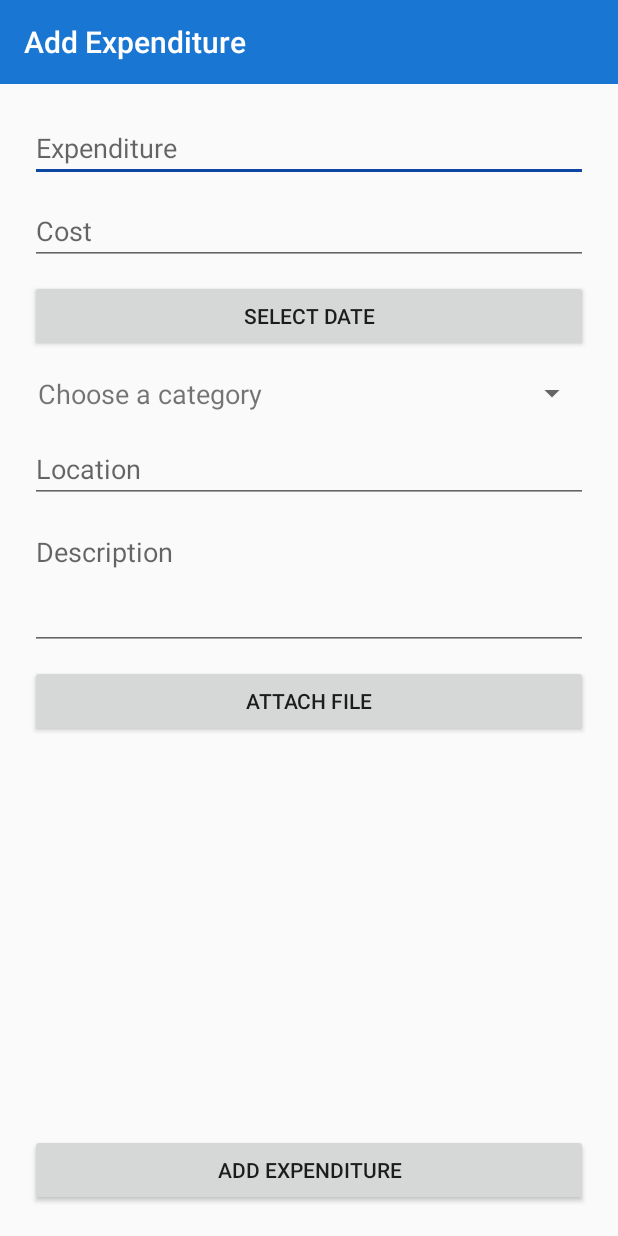
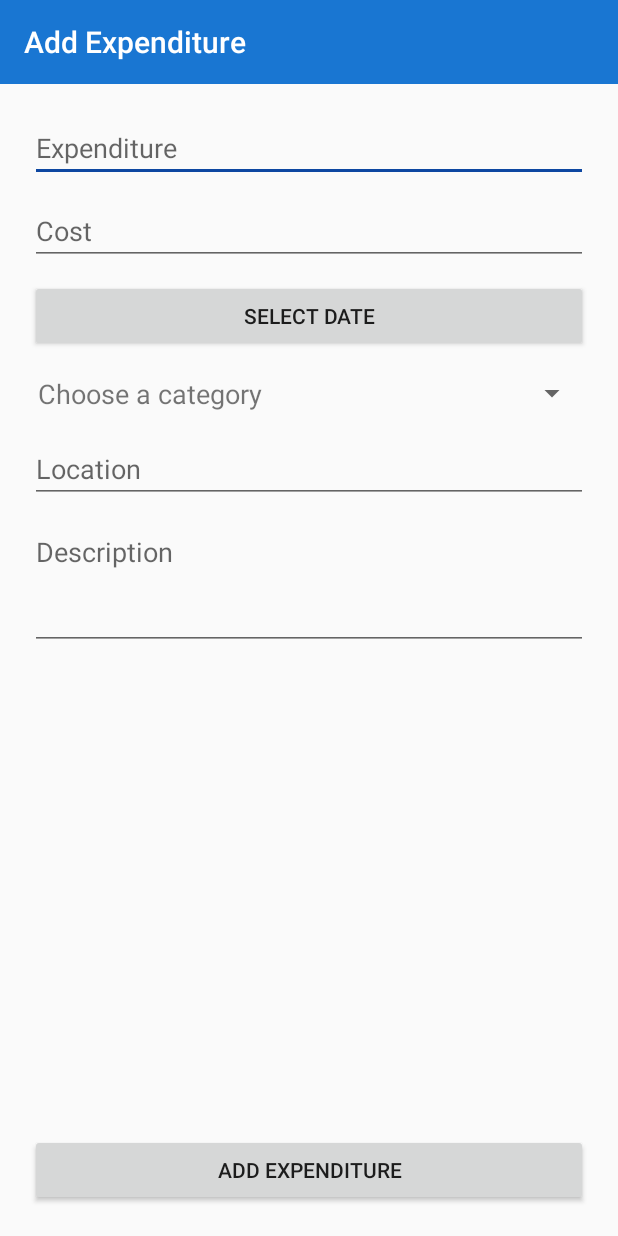
Before and after one commit to fsayhan123/Orbital_HourGlass_Final, an Android app: the CreateExpense screen opened directly, with no data from a screen before it, on a phone screen of 412 x 824 dp. Run offline under Robolectric (Android 15) with nearby library versions, the phone set to English and light mode, and no system bars.

```diff
--- a/app/build.gradle
+++ b/app/build.gradle
@@ -38,7 +38,7 @@ dependencies {
     implementation 'androidx.recyclerview:recyclerview:1.1.0'
     implementation 'androidx.cardview:cardview:1.0.0'
     implementation 'com.google.android.material:material:1.1.0'
-
+    implementation "androidx.drawerlayout:drawerlayout:1.0.0"
     implementation 'com.github.florent37:singledateandtimepicker:2.2.5'
     implementation 'com.thoughtbot:expandablerecyclerview:1.3'
 }
--- a/app/src/main/res/layout/activity_create_expense.xml
+++ b/app/src/main/res/layout/activity_create_expense.xml
@@ -94,13 +94,13 @@
                 android:scrollbars="vertical"
                 android:singleLine="false" />
 
-            <Button
-                android:id="@+id/attach_file"
-                android:layout_width="match_parent"
-                android:layout_height="wrap_content"
-                android:layout_marginHorizontal="20dp"
-                android:layout_marginTop="10dp"
-                android:text="Attach File" />
+<!--            <Button-->
+<!--                android:id="@+id/attach_file"-->
+<!--                android:layout_width="match_parent"-->
+<!--                android:layout_height="wrap_content"-->
+<!--                android:layout_marginHorizontal="20dp"-->
+<!--                android:layout_marginTop="10dp"-->
+<!--                android:text="Attach File" />-->
         </LinearLayout>
     </LinearLayout>
 
```
